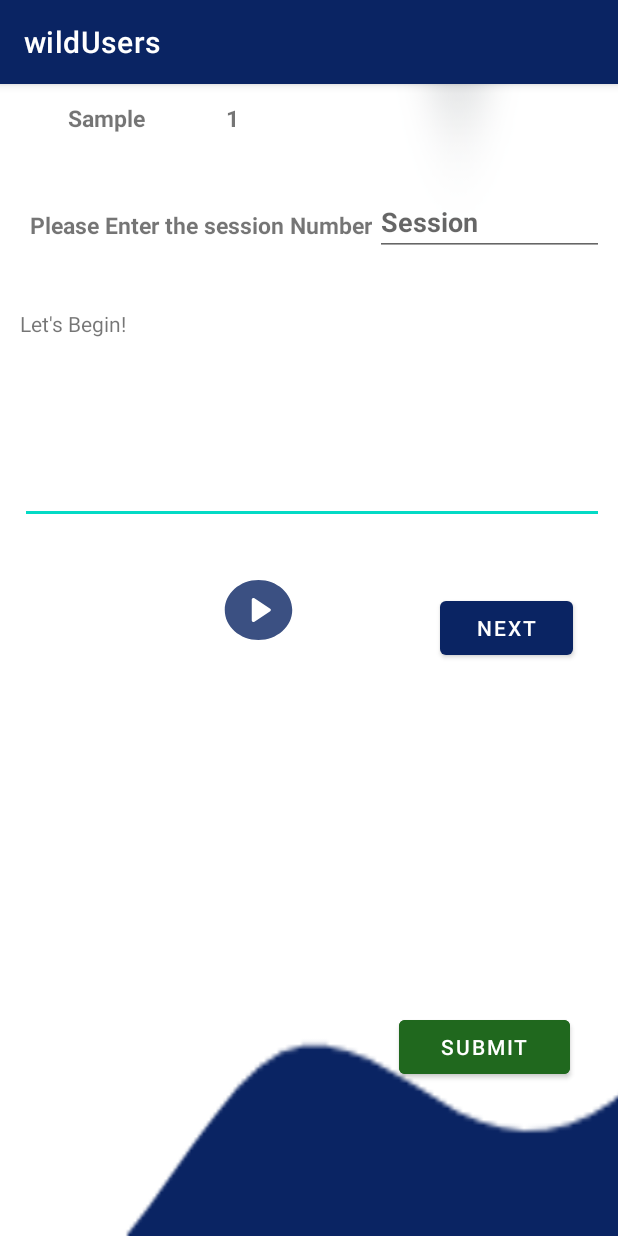
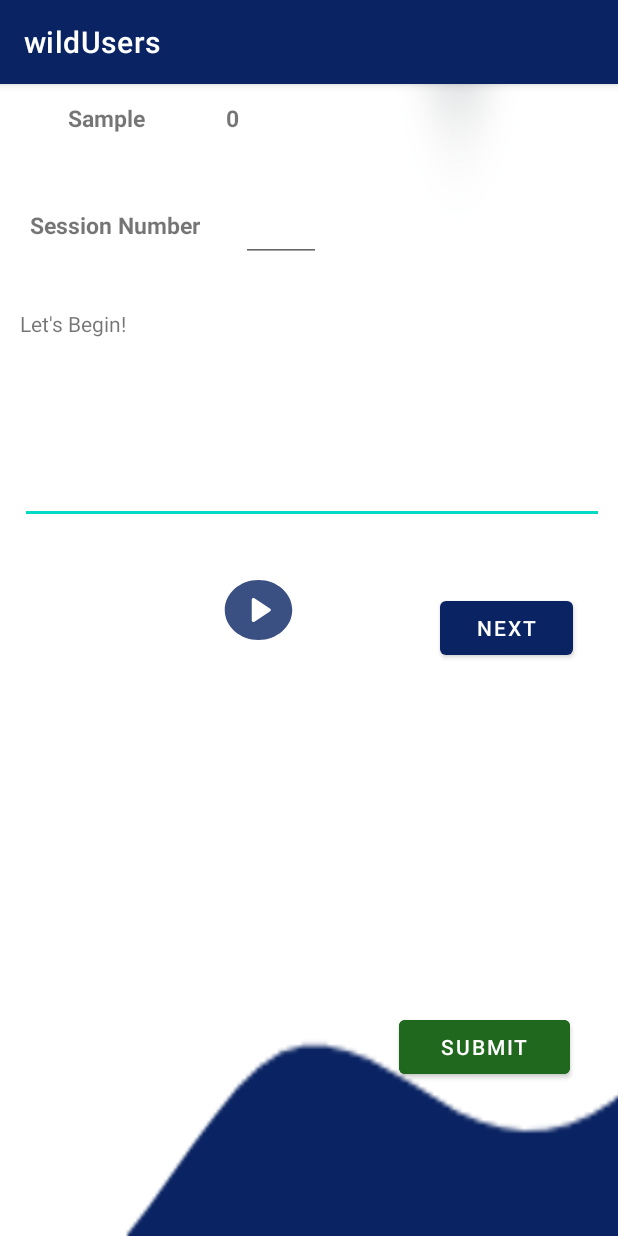
Before and after one commit to SLIIT-HCI/SMTEC, an Android app: the activity_sample_text1_3 screen opened directly, with no data from a screen before it, on a phone screen of 412 x 824 dp. Run offline under Robolectric (Android 15) with nearby library versions, the phone set to English and light mode, and no system bars; our stand-ins replace Volley.

Commit message:
Initial S implementation

```diff
--- a/app/src/main/java/com/example/wildusers/Database/LocalDB/DBHelper.java
+++ b/app/src/main/java/com/example/wildusers/Database/LocalDB/DBHelper.java
@@ -15,7 +15,7 @@ import java.util.Date;
 
 public class DBHelper extends SQLiteOpenHelper {
 
-    private static final int DATABASE_VERSION = 69;
+    private static final int DATABASE_VERSION = 74;
 
     // Database Name
     private static final String DATABASE_NAME = "SmtecWildMobileApp6.db";
@@ -102,7 +102,7 @@ public class DBHelper extends SQLiteOpenHelper {
             sqLiteDatabase.execSQL(TABLE_EXPERIMENT);
 
             String TABLE_RATING = "CREATE TABLE " + TABLE3_NAME + "("
-                    + COLUMN2_userId + " TEXT PRIMARY KEY,"
+                    + COLUMN2_userId + " TEXT,"
                     + COLUMN_userSession + " INTEGER NOT NULL,"
 //                    + COLUMN_dateTime + " TEXT NOT NULL,"
                    // + COLUMN_userNoOfruns + " INTEGER NOT NULL,"
@@ -117,7 +117,7 @@ public class DBHelper extends SQLiteOpenHelper {
 
 
             String TABLE_QUESTION = "CREATE TABLE " + TABLE_QUESTIONNAIRE + "("
-                    + COLUMNQ_userid + " TEXT PRIMARY KEY,"
+                    + COLUMNQ_userid + " TEXT,"
                     + COLUMN_move + " INTEGER NOT NULL,"
                     + COLUMN_walk + " INTEGER NOT NULL,"
                     + COLUMN_busy + " INTEGER NOT NULL,"
@@ -134,7 +134,7 @@ public class DBHelper extends SQLiteOpenHelper {
 
 
             String TABLE_ACTIVE_TIME_SELECTOR = "CREATE TABLE " + TABLE_ACTIVE_TIME + "("
-                    + COLUMNAT_userid + " TEXT PRIMARY KEY,"
+                    + COLUMNAT_userid + " TEXT,"
                     + COLUMN_STARTTIME + " TEXT,"
                     + COLUMN_ENDTIME + " TEXT )";
 
--- a/app/src/main/java/com/example/wildusers/Database/OnlineDB/Api/ExperimentApi.java
+++ b/app/src/main/java/com/example/wildusers/Database/OnlineDB/Api/ExperimentApi.java
@@ -2,9 +2,7 @@ package com.example.wildusers.Database.OnlineDB.Api;
 
 public class ExperimentApi {
 
-    private static final String ROOT_URL = "http://192.168.8.129/SmtecWildApi/v1/Api.php?apicall=";
 
-    public static final String URL_CREATE_EXPERIMENT = ROOT_URL + "create_experiment";
-
+    //public static final String URL_CREATE_EXPERIMENT = "http://ec2-3-139-234-228.us-east-2.compute.amazonaws.com/v1/Api.php?apicall=" + "create_experiment";
 
 }
--- a/app/src/main/java/com/example/wildusers/Database/OnlineDB/Api/QuestionnaireApi.java
+++ b/app/src/main/java/com/example/wildusers/Database/OnlineDB/Api/QuestionnaireApi.java
@@ -2,7 +2,6 @@ package com.example.wildusers.Database.OnlineDB.Api;
 
 public class QuestionnaireApi {
 
-    private static final String ROOT_URL = "http://192.168.8.129/SmtecWildApi/v1/Api.php?apicall=";
+    //public static final String URL_CREATE_QUESTIONNAIRE = "http://ec2-3-139-234-228.us-east-2.compute.amazonaws.com/v1/Api.php?apicall=" + "create_questionnaire";
 
-    public static final String URL_CREATE_QUESTIONNAIRE = ROOT_URL + "create_questionnaire";
 }
--- a/app/src/main/java/com/example/wildusers/Database/OnlineDB/Api/RatingApi.java
+++ b/app/src/main/java/com/example/wildusers/Database/OnlineDB/Api/RatingApi.java
@@ -2,7 +2,8 @@ package com.example.wildusers.Database.OnlineDB.Api;
 
 public class RatingApi {
 
-    private static final String ROOT_URL = "http://192.168.8.129/SmtecWildApi/v1/Api.php?apicall=";
+    //private static final String ROOT_URL = "http://192.168.8.129/";
 
-    public static final String URL_CREATE_RATING = ROOT_URL + "create_rating";
+    public static final String URL_CREATE_RATING = "http://ec2-3-139-234-228.us-east-2.compute.amazonaws.com/v1/Api.php?apicall=" + "create_rating";
+
 }
--- a/app/src/main/java/com/example/wildusers/Database/OnlineDB/Api/UserApi.java
+++ b/app/src/main/java/com/example/wildusers/Database/OnlineDB/Api/UserApi.java
@@ -2,9 +2,7 @@ package com.example.wildusers.Database.OnlineDB.Api;
 
 public class UserApi {
 
-    private static final String ROOT_URL = "http://192.168.8.129/SmtecWildApi/v1/Api.php?apicall=";
-
-    public static final String URL_CREATE_HERO = ROOT_URL + "createhero";
-    public static final String URL_READ_HEROES = ROOT_URL + "getheroes";
+    //public static final String URL_CREATE_HERO = "http://ec2-3-139-234-228.us-east-2.compute.amazonaws.com/v1/Api.php?apicall=" + "createhero";
+    public static final String URL_READ_HEROES = "http://ec2-3-139-234-228.us-east-2.compute.amazonaws.com/v1/Api.php?apicall=" + "getheroes";
 
 }
--- a/app/src/main/java/com/example/wildusers/activity_sample_text1_3.java
+++ b/app/src/main/java/com/example/wildusers/activity_sample_text1_3.java
@@ -145,7 +145,7 @@ public class activity_sample_text1_3 extends AppCompatActivity {
         nextBtn = (Button) findViewById(R.id.next);
         btn_play_pause = (Button) findViewById(R.id.play_pause1);
         input_phrase = (EditText) findViewById(R.id.typeText);
-        sessionNo = (EditText) findViewById(R.id.enterSessionNo);
+        sessionNo = (EditText) findViewById(R.id.SessionNo);
         submit = (Button) findViewById(R.id.sampleSubmit);
         Sentence_counter = (TextView) findViewById(R.id.count);
 
@@ -197,7 +197,7 @@ public class activity_sample_text1_3 extends AppCompatActivity {
 
 
                 //Display the sentence count
-                sentenceCount++;
+                //sentenceCount++;
                 Sentence_counter.setText(Integer.toString(sentenceCount));
                 sentenceCount = Integer.parseInt(Sentence_counter.getText().toString());
 
@@ -207,6 +207,7 @@ public class activity_sample_text1_3 extends AppCompatActivity {
 
                 saveToLocalStorage(experiment);
                 createExperiment();
+                sentenceCount++;
             }
         });
 
@@ -219,10 +220,6 @@ public class activity_sample_text1_3 extends AppCompatActivity {
                 //intent.putExtra("noOfRuns", noOfRuns);
                 startActivity(intent);
 
-                //inserting experiment data to server
-                //createExperiment();
-                //saveToLocalStorage(experiment);
-                //createExperiment();
             }
         });
 
@@ -289,11 +286,14 @@ public class activity_sample_text1_3 extends AppCompatActivity {
             setPhrase(clickCount);
             input_phrase.setText("");
 
-        sentenceBegin++;
+
         if (sentenceLimit < sentenceBegin) {
             phrase.setText("");
             nextBtn.setEnabled(false);
+            Sentence_counter.setText("");
         }
+
+        sentenceBegin++;
     }
 
 
@@ -379,8 +379,8 @@ private void createExperiment(){
 
 
     //Calling the create hero API
-    PerformNetworkRequest request = new PerformNetworkRequest(ExperimentApi.URL_CREATE_EXPERIMENT, params, CODE_POST_REQUEST);
-    request.execute();
+//    PerformNetworkRequest request = new PerformNetworkRequest(ExperimentApi.URL_CREATE_EXPERIMENT, params, CODE_POST_REQUEST);
+//    request.execute();
     System.out.println("Executed!!");
 }
 
--- a/app/src/main/java/com/example/wildusers/questionnaire.java
+++ b/app/src/main/java/com/example/wildusers/questionnaire.java
@@ -94,8 +94,8 @@ public class questionnaire extends AppCompatActivity {
 
 
         //Calling the create hero API
-        PerformNetworkRequest request = new PerformNetworkRequest(QuestionnaireApi.URL_CREATE_QUESTIONNAIRE, params, CODE_POST_REQUEST);
-        request.execute();
+//        PerformNetworkRequest request = new PerformNetworkRequest(QuestionnaireApi.URL_CREATE_QUESTIONNAIRE, params, CODE_POST_REQUEST);
+//        request.execute();
     }
 
 
--- a/app/src/main/res/layout/activity_sample_text1_3.xml
+++ b/app/src/main/res/layout/activity_sample_text1_3.xml
@@ -79,21 +79,6 @@
         android:backgroundTint="#247C05"
         android:clickable="true" />
 
-    <EditText
-        android:id="@+id/enterSessionNo"
-        android:layout_width="wrap_content"
-        android:layout_height="wrap_content"
-        android:layout_alignParentTop="true"
-        android:layout_alignParentEnd="true"
-        android:layout_marginStart="2dp"
-        android:layout_marginTop="69dp"
-        android:layout_marginEnd="9dp"
-        android:layout_toEndOf="@+id/textView2"
-        android:ems="10"
-        android:hint="Session"
-        android:inputType="textPersonName"
-        android:textStyle="bold" />
-
     <TextView
         android:id="@+id/textView2"
         android:layout_width="wrap_content"
@@ -102,7 +87,7 @@
         android:layout_alignParentTop="true"
         android:layout_marginStart="20dp"
         android:layout_marginTop="83dp"
-        android:text="Please Enter the session Number"
+        android:text="Session Number"
         android:textSize="15dp"
         android:textStyle="bold" />
 
@@ -130,7 +115,21 @@
         android:textAlignment="center"
         android:textSize="15dp"
         android:textStyle="bold"
-        android:text="1" />
+        android:text="0" />
+
+    <EditText
+        android:id="@+id/SessionNo"
+        android:layout_width="55dp"
+        android:layout_height="wrap_content"
+        android:layout_alignParentTop="true"
+        android:layout_alignParentEnd="true"
+        android:layout_centerHorizontal="true"
+        android:layout_marginStart="27dp"
+        android:layout_marginTop="73dp"
+        android:layout_marginEnd="198dp"
+        android:layout_toEndOf="@+id/textView2"
+        android:ems="10"
+        android:inputType="number" />
 
 
 </RelativeLayout>
```
Also changed, not shown: app/src/main/java/com/example/wildusers/ActiveTime_Selection.java (+11 -2 lines), app/src/main/java/com/example/wildusers/StartUp.java (+18 -9 lines), app/src/main/java/com/example/wildusers/alertScreen.java (+11 -11 lines), app/src/main/java/com/example/wildusers/rating.java (+109 -61 lines).
